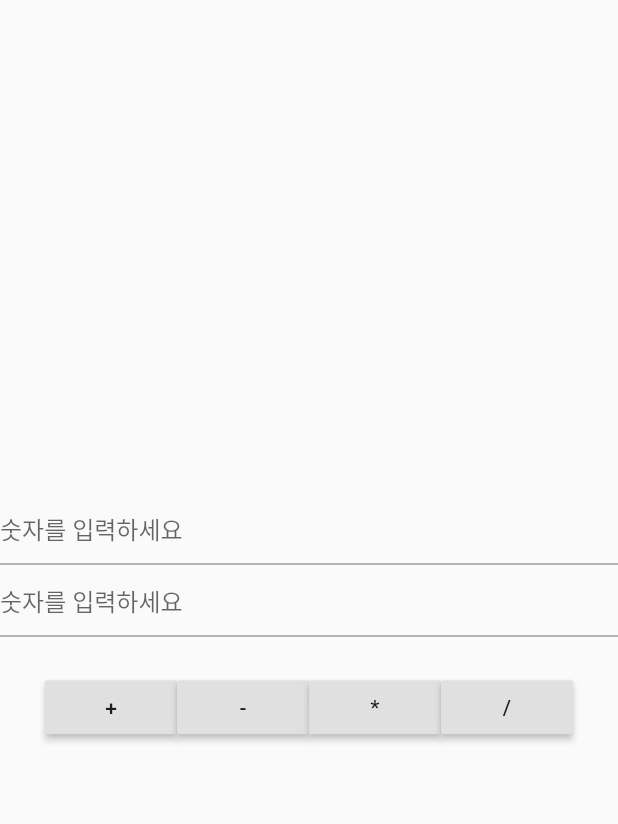
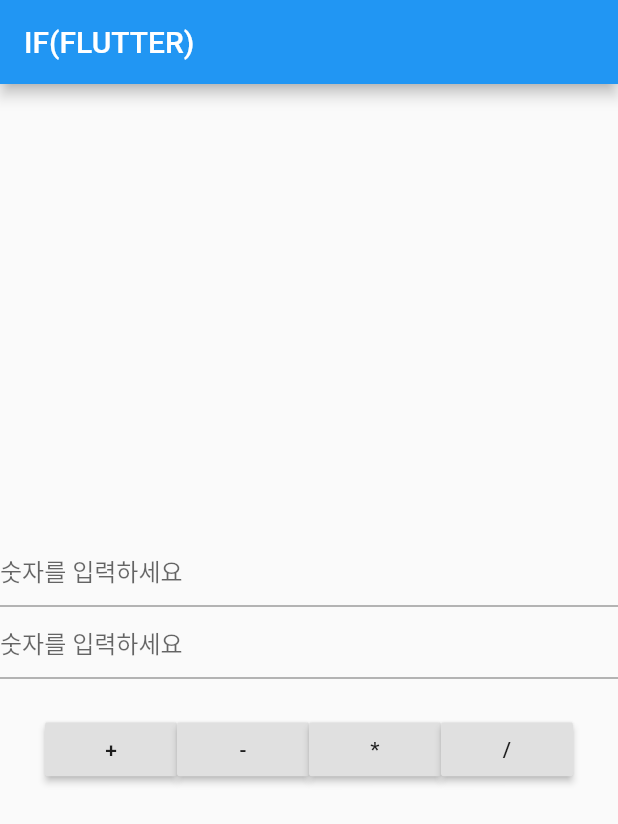
Before and after one commit to JAICHANGPARK/Flutter_Dock, a Flutter app: the screen it shows after launch, on a phone screen of 412 x 824 dp. Shown: the top 824 px of the screen. Run offline on Flutter 3.47's test engine with Material 2 defaults, Android fonts, the phone set to English and light mode, and no system bars; missing offline and left inert: fluttery.

Commit message:
App Bar added

```diff
--- a/flutter_01/lib/simplecalculator.dart
+++ b/flutter_01/lib/simplecalculator.dart
@@ -84,6 +84,9 @@ class Calculator extends State<MyCalculator> {
     // TODO: implement build
 
     return new Scaffold(
+      appBar: AppBar(
+        title: Text("IF(FLUTTER)"),
+      ),
       body: Form(
         key: my_form_key,
         child: Column(
```
